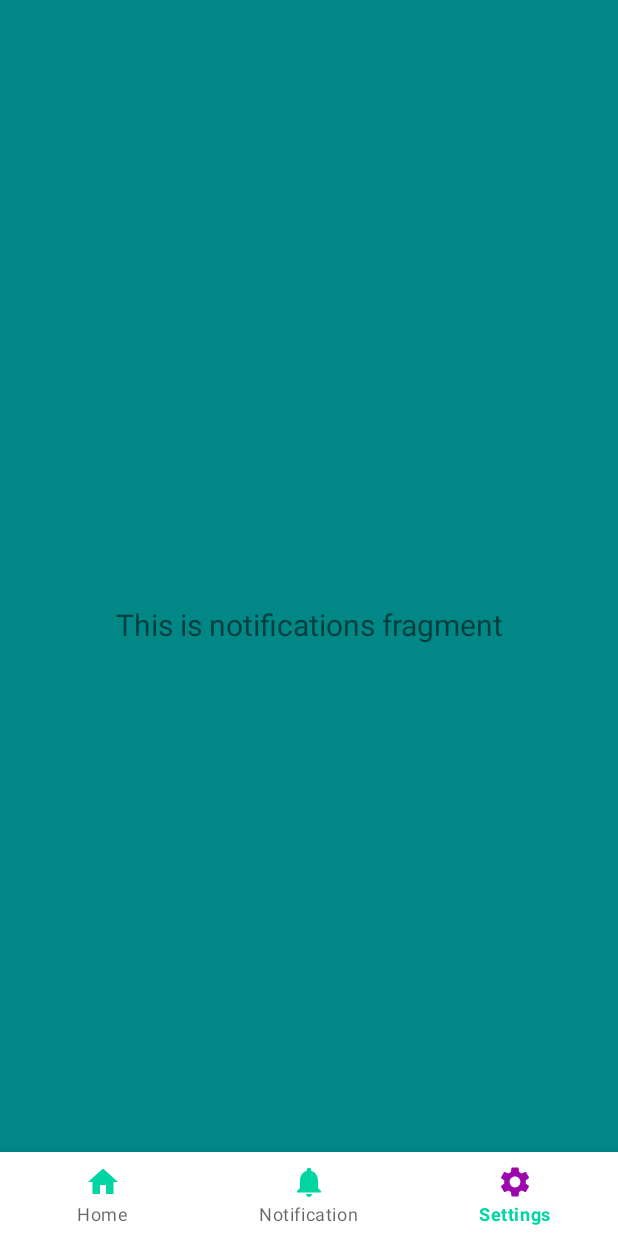
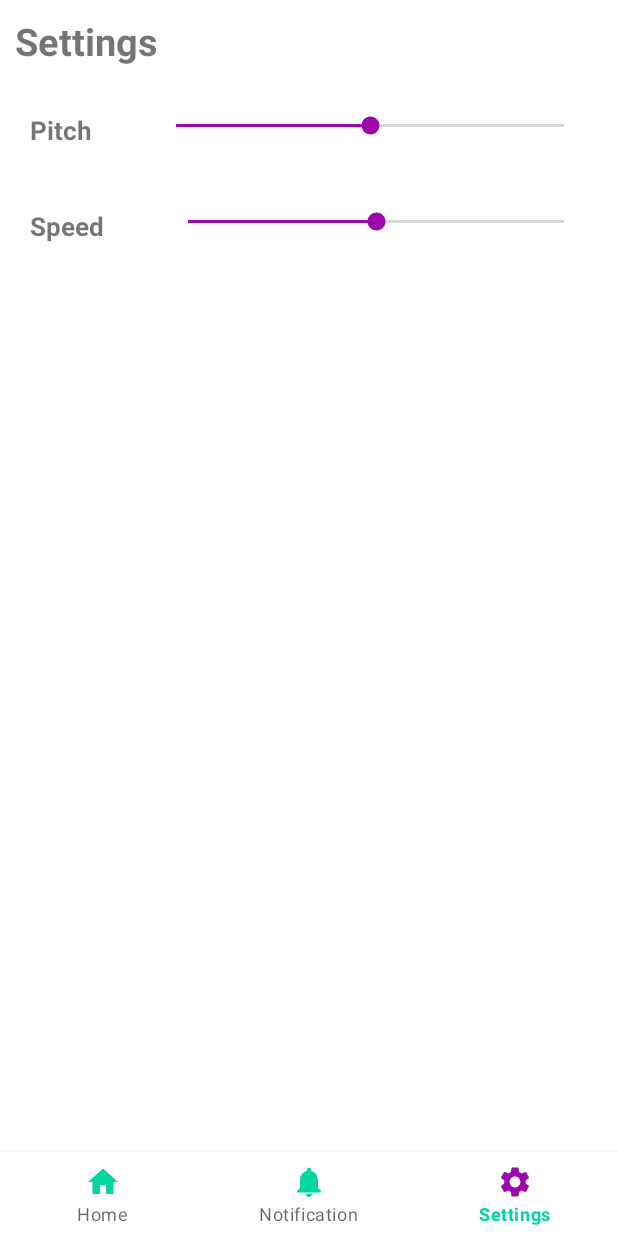
Before and after one commit to AgborSuccess/Pronounce, an Android app: the screen it shows after launch (MainActivity), item 3 of the bottom bar chosen, on a phone screen of 412 x 824 dp. Run offline under Robolectric (Android 15) with nearby library versions, the phone set to English and light mode, and no system bars; our stand-ins replace navigation-ui.

Commit message:
Have Gotten the TextToSpeech To work Now

```diff
--- a/app/src/main/java/com/example/pronouncetwo/ui/dashboard/DashboardViewModel.java
+++ b/app/src/main/java/com/example/pronouncetwo/ui/dashboard/DashboardViewModel.java
@@ -10,7 +10,7 @@ public class DashboardViewModel extends ViewModel {
 
     public DashboardViewModel() {
         mText = new MutableLiveData<>();
-        mText.setValue("Notification");
+        mText.setValue("Notifications");
     }
 
     public LiveData<String> getText() {
--- a/app/src/main/java/com/example/pronouncetwo/ui/home/HomeFragment.java
+++ b/app/src/main/java/com/example/pronouncetwo/ui/home/HomeFragment.java
@@ -1,5 +1,8 @@
 package com.example.pronouncetwo.ui.home;
 
+import static android.graphics.Color.rgb;
+
+import android.content.Intent;
 import android.os.Bundle;
 import android.speech.tts.TextToSpeech;
 import android.util.Log;
@@ -8,6 +11,7 @@ import android.view.View;
 import android.view.ViewGroup;
 import android.widget.EditText;
 import android.widget.ImageButton;
+import android.widget.SeekBar;
 import android.widget.TextView;
 import android.widget.Toast;
 
@@ -17,12 +21,26 @@ import androidx.lifecycle.ViewModelProvider;
 
 import com.example.pronouncetwo.R;
 import com.example.pronouncetwo.databinding.FragmentHomeBinding;
+import com.example.pronouncetwo.ui.notifications.NotificationsFragment;
+import com.example.pronouncetwo.ui.notifications.NotificationsViewModel;
 
+import java.net.URISyntaxException;
 import java.util.Locale;
 
-public class HomeFragment extends Fragment {
+public class HomeFragment extends Fragment implements TextToSpeech.OnInitListener {
 
     private FragmentHomeBinding binding;
+    private TextToSpeech TTS;
+    private TextView confirmationText;
+    private ImageButton playButton;
+
+
+    @Override
+    public void onCreate(Bundle savedInstanceState) {
+        super.onCreate(savedInstanceState);
+
+        TTS = new TextToSpeech(getActivity(), (TextToSpeech.OnInitListener) this);
+    }
 
     public View onCreateView(@NonNull LayoutInflater inflater,
                              ViewGroup container, Bundle savedInstanceState) {
@@ -35,39 +53,24 @@ public class HomeFragment extends Fragment {
         final TextView textView = binding.TxtToSpeechEditText;
         homeViewModel.getText().observe(getViewLifecycleOwner(), textView::setText);
 
-        final ImageButton playButton = binding.PlayButton;
-        final EditText txt = binding.TxtToSpeechEditText;
+        playButton = binding.PlayButton;
+        EditText txt = binding.TxtToSpeechEditText;
+        confirmationText = binding.TTSconfirmation;
 
-        // variable declaration
-        TextToSpeech tts = null;
+        NotificationsViewModel notificationsViewModel = new ViewModelProvider(this).get(NotificationsViewModel.class);
+        float seekBarPitch = notificationsViewModel.getSeekBarPitch();
+        float seekBarSpeed = notificationsViewModel.getSeekBarSpeed();
 
-// TextToSpeech initialization, must go within the onCreateView method
-        TextToSpeech finalTts = tts;
-        tts = new TextToSpeech(getActivity(), new TextToSpeech.OnInitListener() {
-            @Override
-            public void onInit(int i) {
-                if (i == TextToSpeech.SUCCESS) {
-                    Toast.makeText(getActivity(), "TetToSpeech Engine is Gonna work", Toast.LENGTH_SHORT).show();
-                } else {
-                    Log.e("TTS", "Initialization failed");
-                }
-            }
-        });
+
+
+
+
 
         playButton.setOnClickListener(new View.OnClickListener() {
             @Override
             public void onClick(View v) {
-                Toast.makeText(getContext(), "Its working and the problem is from the tts",Toast.LENGTH_SHORT).show();
-                String txtToSpeech = txt.getText().toString();
-
-//                Generates Error cos of te below line of code @Line64
-                finalTts.speak(txtToSpeech, TextToSpeech.QUEUE_FLUSH, null);
-
-
-
-//
-//                finalTts.speak(txtToSpeech, TextToSpeech.QUEUE_ADD, null);
-//                finalTts.shutdown();
+                String text = txt.getText().toString();
+                speak(text, seekBarSpeed, seekBarPitch);
             }
         });
 
@@ -79,12 +82,64 @@ public class HomeFragment extends Fragment {
 
 
 
+
+
+
+
+
+
+    private void speak(String text, float seekBarSpeed, float seekBarPitch){
+
+        float pitch = (float) seekBarPitch / 50;
+        if(pitch < 0.1)  pitch = 0.1f;
+        float speed = (float) seekBarSpeed / 50;
+        if(speed < 0.1)  speed = 0.1f;
+
+        TTS.setPitch(pitch);
+        TTS.setSpeechRate(speed);
+
+        TTS.speak(text, TextToSpeech.QUEUE_FLUSH, null);
+    }
+
+
+
+
+
     @Override
     public void onDestroyView() {
-
+        if (TTS != null){
+            TTS.stop();
+            TTS.shutdown();
+        }
 
         super.onDestroyView();
         binding = null;
 
     }
+
+    @Override
+    public void onInit(int status) {
+        TTS = new TextToSpeech(getActivity(), new TextToSpeech.OnInitListener() {
+            @Override
+            public void onInit(int status) {
+                if (status == TextToSpeech.SUCCESS){
+                    confirmationText.setText("TTS Running....");
+                    confirmationText.setTextColor(rgb(0, 255, 0));
+
+                    int result = TTS.setLanguage(Locale.US);
+
+                    if (result == TextToSpeech.LANG_MISSING_DATA || result == TextToSpeech.LANG_NOT_SUPPORTED){
+                        confirmationText.setText("Missing Data or Laguage Not Supported");
+                        confirmationText.setTextColor(rgb(255, 0, 0));
+                    }else{
+                        playButton.setEnabled(true);
+                    }
+                }else{
+                    confirmationText.setText("TTS not Running....");
+                    confirmationText.setTextColor(rgb(255, 0, 0));
+                }
+            }
+        });
+
+    }
 }
--- a/app/src/main/java/com/example/pronouncetwo/ui/home/HomeViewModel.java
+++ b/app/src/main/java/com/example/pronouncetwo/ui/home/HomeViewModel.java
@@ -10,7 +10,6 @@ public class HomeViewModel extends ViewModel {
 
     private final MutableLiveData<String> mText;
 
-    ImageButton playButton;
 
     public HomeViewModel() {
         mText = new MutableLiveData<>();
--- a/app/src/main/java/com/example/pronouncetwo/ui/notifications/NotificationsViewModel.java
+++ b/app/src/main/java/com/example/pronouncetwo/ui/notifications/NotificationsViewModel.java
@@ -10,10 +10,37 @@ public class NotificationsViewModel extends ViewModel {
 
     public NotificationsViewModel() {
         mText = new MutableLiveData<>();
-        mText.setValue("This is notifications fragment");
+        mText.setValue("Settings");
     }
 
     public LiveData<String> getText() {
         return mText;
     }
+
+
+
+
+
+
+
+
+
+    private float seekBarPitch;
+    private float seekBarSpeed;
+
+    public float getSeekBarPitch() {
+        return seekBarPitch;
+    }
+
+    public void setSeekBarPitch(float seekBarPitch) {
+        this.seekBarPitch = seekBarPitch;
+    }
+
+    public float getSeekBarSpeed() {
+        return seekBarSpeed;
+    }
+
+    public void setSeekBarSpeed(float seekBarSpeed) {
+        this.seekBarSpeed = seekBarSpeed;
+    }
 }
--- a/app/src/main/res/drawable/notification_item_background.xml
+++ b/app/src/main/res/drawable/notification_item_background.xml
@@ -1,8 +1,8 @@
 <?xml version="1.0" encoding="utf-8"?>
 <shape xmlns:android="http://schemas.android.com/apk/res/android" android:shape="rectangle">
 
-    <corners android:bottomRightRadius="40dp" android:topLeftRadius="40dp"/>
+    <corners android:bottomRightRadius="40dp" android:topLeftRadius="40dp" android:bottomLeftRadius="10dp" android:topRightRadius="10dp"/>
 <!--    <gradient android:startColor="@color/mySecondary" android:centerColor="@color/myPrimary" android:endColor="@color/white"/>-->
-    <solid android:color="@color/mySecondary"/>
+    <solid android:color="@color/myPrimary"/>
 
 </shape>
--- a/app/src/main/res/layout/fragment_dashboard.xml
+++ b/app/src/main/res/layout/fragment_dashboard.xml
@@ -16,7 +16,7 @@
             android:layout_width="wrap_content"
             android:layout_height="wrap_content"
             android:id="@+id/text_dashboard"
-            android:textSize="35sp"
+            android:textSize="25sp"
             android:textStyle="bold"
             android:padding="10dp"/>
     </LinearLayout>
--- a/app/src/main/res/layout/fragment_notifications.xml
+++ b/app/src/main/res/layout/fragment_notifications.xml
@@ -1,23 +1,118 @@
 <?xml version="1.0" encoding="utf-8"?>
-<androidx.constraintlayout.widget.ConstraintLayout xmlns:android="http://schemas.android.com/apk/res/android"
+<RelativeLayout xmlns:android="http://schemas.android.com/apk/res/android"
     xmlns:app="http://schemas.android.com/apk/res-auto"
     xmlns:tools="http://schemas.android.com/tools"
     android:layout_width="match_parent"
     android:layout_height="match_parent"
-    android:background="@color/teal_700"
-    tools:context=".ui.notifications.NotificationsFragment">
+    tools:context=".ui.notifications.NotificationsFragment"
+    android:id="@+id/notificationsFragmentContainer">
 
-    <TextView
-        android:id="@+id/text_notifications"
+    <LinearLayout
+        android:id="@+id/Fragment_tag"
         android:layout_width="match_parent"
         android:layout_height="wrap_content"
-        android:layout_marginStart="8dp"
-        android:layout_marginTop="8dp"
-        android:layout_marginEnd="8dp"
-        android:textAlignment="center"
-        android:textSize="20sp"
-        app:layout_constraintBottom_toBottomOf="parent"
-        app:layout_constraintEnd_toEndOf="parent"
-        app:layout_constraintStart_toStartOf="parent"
-        app:layout_constraintTop_toTopOf="parent" />
-</androidx.constraintlayout.widget.ConstraintLayout>
+        android:orientation="horizontal"
+        >
+        <TextView
+            android:layout_width="wrap_content"
+            android:layout_height="wrap_content"
+            android:id="@+id/text_notifications"
+            android:textSize="25sp"
+            android:textStyle="bold"
+            android:padding="10dp"/>
+    </LinearLayout>
+
+    <LinearLayout
+        android:id="@+id/settings_container"
+        android:layout_width="match_parent"
+        android:layout_height="wrap_content"
+        android:layout_below="@id/Fragment_tag"
+        android:orientation="vertical">
+
+        <ScrollView
+            android:layout_width="match_parent"
+            android:layout_height="match_parent">
+
+            <LinearLayout
+                android:layout_width="match_parent"
+                android:layout_height="wrap_content"
+                android:orientation="vertical">
+
+
+
+
+                <LinearLayout
+                    android:id="@+id/box_1"
+                    android:layout_width="match_parent"
+                    android:layout_height="wrap_content"
+                    android:orientation="horizontal">
+
+                    <TextView
+                        android:layout_width="wrap_content"
+                        android:layout_height="wrap_content"
+                        android:layout_margin="20dp"
+                        android:text="Pitch"
+                        android:textAlignment="textStart"
+                        android:textSize="17dp"
+                        android:textStyle="bold" />
+
+                    <SeekBar
+                        android:id="@+id/pitchSeekBar"
+                        android:layout_width="wrap_content"
+                        android:layout_height="wrap_content"
+                        android:layout_margin="20dp"
+                        android:layout_weight="1"
+                        android:textAlignment="textEnd"
+                        android:progress="50"/>
+
+
+
+                </LinearLayout>
+
+
+
+
+
+                <LinearLayout
+                    android:id="@+id/box_2"
+                    android:layout_width="match_parent"
+                    android:layout_height="wrap_content"
+                    android:orientation="horizontal"
+                    >
+                    <TextView
+                        android:layout_width="wrap_content"
+                        android:layout_height="wrap_content"
+                        android:text="Speed"
+                        android:layout_margin="20dp"
+                        android:textAlignment="textStart"
+                        android:textStyle="bold"
+                        android:textSize="17dp"/>
+
+                    <SeekBar
+                        android:id="@+id/speedSeekBar"
+                        android:layout_width="wrap_content"
+                        android:layout_height="wrap_content"
+                        android:layout_weight="1"
+                        android:layout_margin="20dp"
+                        android:textAlignment="textEnd"
+                        android:progress="50"
+                        />
+
+
+                </LinearLayout>
+
+
+
+
+
+
+            </LinearLayout>
+
+        </ScrollView>
+
+    </LinearLayout>
+
+
+
+
+</RelativeLayout>
--- a/app/src/main/res/layout/notifications_layout.xml
+++ b/app/src/main/res/layout/notifications_layout.xml
@@ -4,7 +4,9 @@
     android:layout_height="wrap_content"
     android:padding="10dp"
     android:background="@drawable/notification_item_background"
-    android:layout_marginBottom="10dp">
+    android:layout_marginBottom="10dp"
+    android:layout_marginLeft="10dp"
+    android:layout_marginRight="10dp">
 
 
     <TextView
```
Also changed, not shown: app/src/main/java/com/example/pronouncetwo/ui/dashboard/Notification_adapter.java (+28 -0 lines), app/src/main/res/layout/fragment_home.xml (+10 -3 lines).
